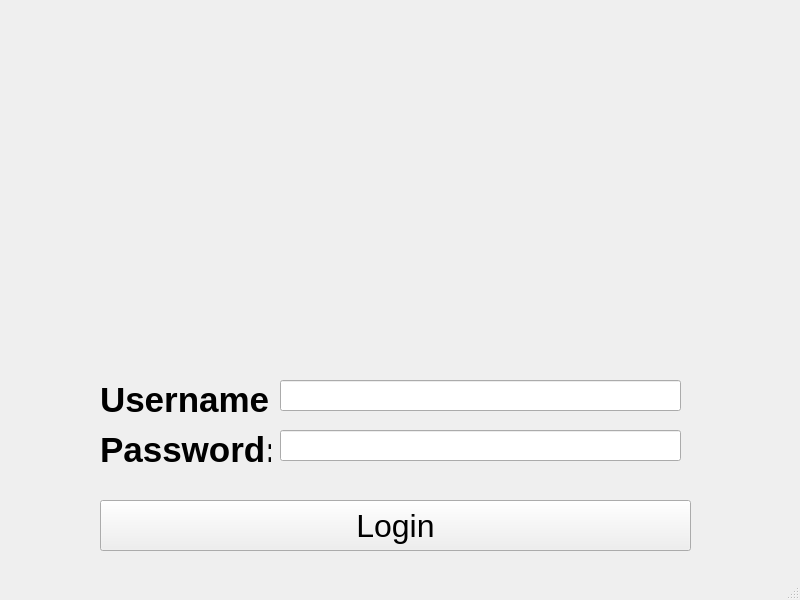
This is loginPage.ui in anuragrao04/GrowPal as Qt 5 draws it before an edit. The edited form follows.
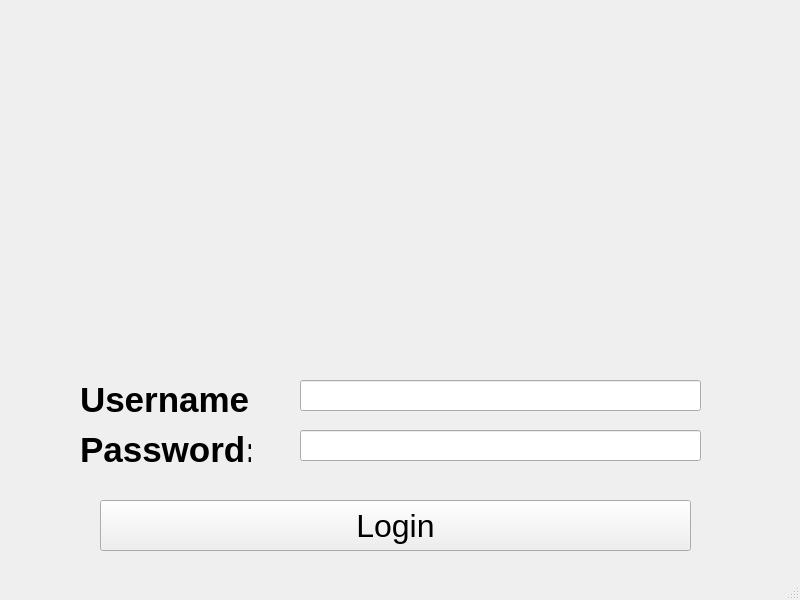
This is the edited form. Icons and pictures are not drawn.

Commit message: Modified UI elements to avoid overlapping on windows systems

Diff of the .ui file:
```diff
--- a/loginPage.ui
+++ b/loginPage.ui
@@ -17,7 +17,7 @@
    <widget class="QLabel" name="label_username">
     <property name="geometry">
      <rect>
-      <x>100</x>
+      <x>80</x>
       <y>370</y>
       <width>171</width>
       <height>61</height>
@@ -30,7 +30,7 @@
    <widget class="QLabel" name="label_password">
     <property name="geometry">
      <rect>
-      <x>100</x>
+      <x>80</x>
       <y>420</y>
       <width>171</width>
       <height>61</height>
@@ -62,7 +62,7 @@
    <widget class="QLineEdit" name="lineedit_username">
     <property name="geometry">
      <rect>
-      <x>280</x>
+      <x>300</x>
       <y>380</y>
       <width>401</width>
       <height>31</height>
@@ -75,7 +75,7 @@
    <widget class="QLineEdit" name="lineedit_password">
     <property name="geometry">
      <rect>
-      <x>280</x>
+      <x>300</x>
       <y>430</y>
       <width>401</width>
       <height>31</height>
```
